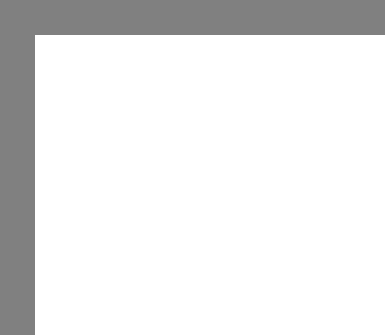
The window that Scenes/ServiceFusion/Assets/Ui/CalenderWidget.ui (Chiru/ChiruAddons) describes before a commit, drawn with Qt 5.
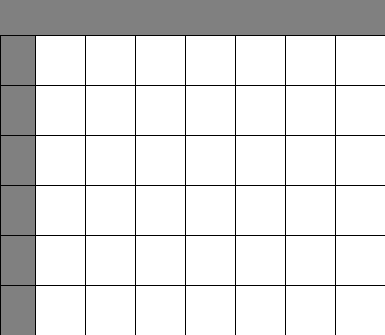
The same window after the commit.

Commit message: Update calender visuals.

```diff
--- a/Scenes/ServiceFusion/Assets/Ui/CalenderWidget.ui
+++ b/Scenes/ServiceFusion/Assets/Ui/CalenderWidget.ui
@@ -123,7 +123,13 @@
       </size>
      </property>
      <property name="styleSheet">
-      <string notr="true"/>
+      <string notr="true">QWidget
+{
+	border-style: solid; 
+ border-left-width: 1px; 
+ border-top-width: 1px; 
+ border-color: black;
+}</string>
      </property>
      <layout class="QHBoxLayout" name="horizontalLayout_5">
       <property name="spacing">
@@ -456,6 +462,15 @@
        <height>50</height>
       </size>
      </property>
+     <property name="styleSheet">
+      <string notr="true">QWidget
+{
+	border-style: solid; 
+ border-left-width: 1px; 
+ border-top-width: 1px; 
+ border-color: black;
+}</string>
+     </property>
      <layout class="QHBoxLayout" name="horizontalLayout_6">
       <property name="spacing">
        <number>0</number>
@@ -787,6 +802,15 @@
        <height>50</height>
       </size>
      </property>
+     <property name="styleSheet">
+      <string notr="true">QWidget
+{
+	border-style: solid; 
+ border-left-width: 1px; 
+ border-top-width: 1px; 
+ border-color: black;
+}</string>
+     </property>
      <layout class="QHBoxLayout" name="horizontalLayout_7">
       <property name="spacing">
        <number>0</number>
@@ -1118,6 +1142,15 @@
        <height>50</height>
       </size>
      </property>
+     <property name="styleSheet">
+      <string notr="true">QWidget
+{
+	border-style: solid; 
+ border-left-width: 1px; 
+ border-top-width: 1px; 
+ border-color: black;
+}</string>
+     </property>
      <layout class="QHBoxLayout" name="horizontalLayout_8">
       <property name="spacing">
        <number>0</number>
@@ -1449,6 +1482,15 @@
        <height>50</height>
       </size>
      </property>
+     <property name="styleSheet">
+      <string notr="true">QWidget
+{
+	border-style: solid; 
+ border-left-width: 1px; 
+ border-top-width: 1px; 
+ border-color: black;
+}</string>
+     </property>
      <layout class="QHBoxLayout" name="horizontalLayout_9">
       <property name="spacing">
        <number>0</number>
@@ -1780,6 +1822,15 @@
        <height>50</height>
       </size>
      </property>
+     <property name="styleSheet">
+      <string notr="true">QWidget
+{
+	border-style: solid; 
+ border-left-width: 1px; 
+ border-top-width: 1px; 
+ border-color: black;
+}</string>
+     </property>
      <layout class="QHBoxLayout" name="horizontalLayout_10">
       <property name="spacing">
        <number>0</number>
```
Left out of the diff: 7 changed lines with no effect on the pictures. The commit also changes 2 other files.
